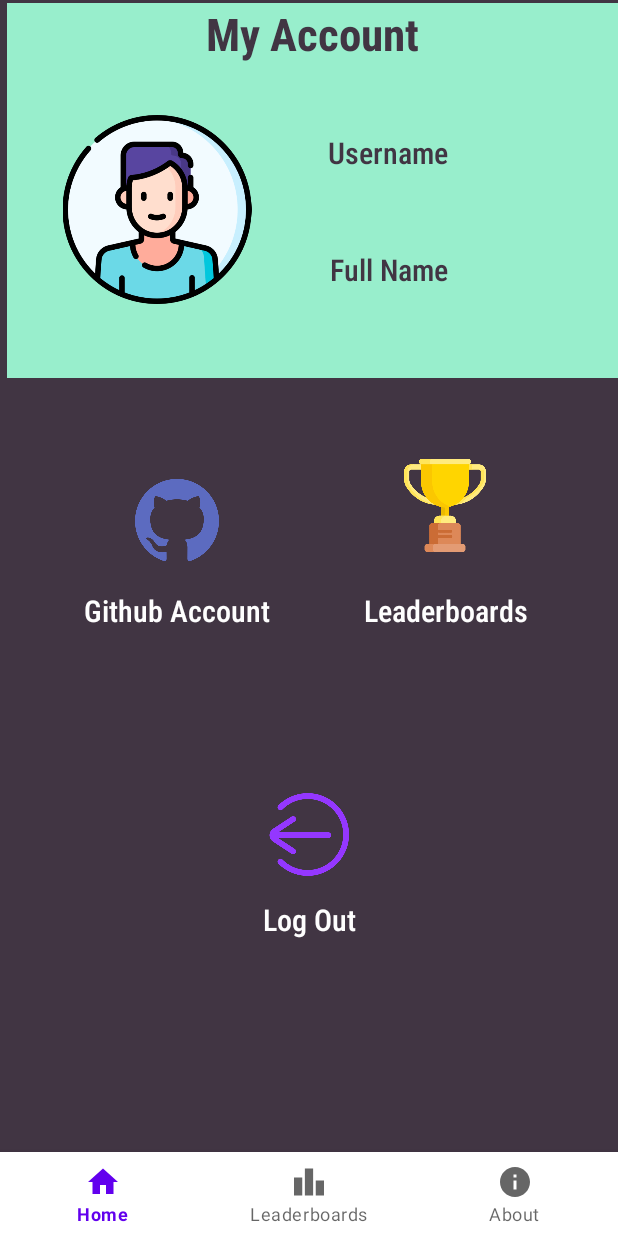
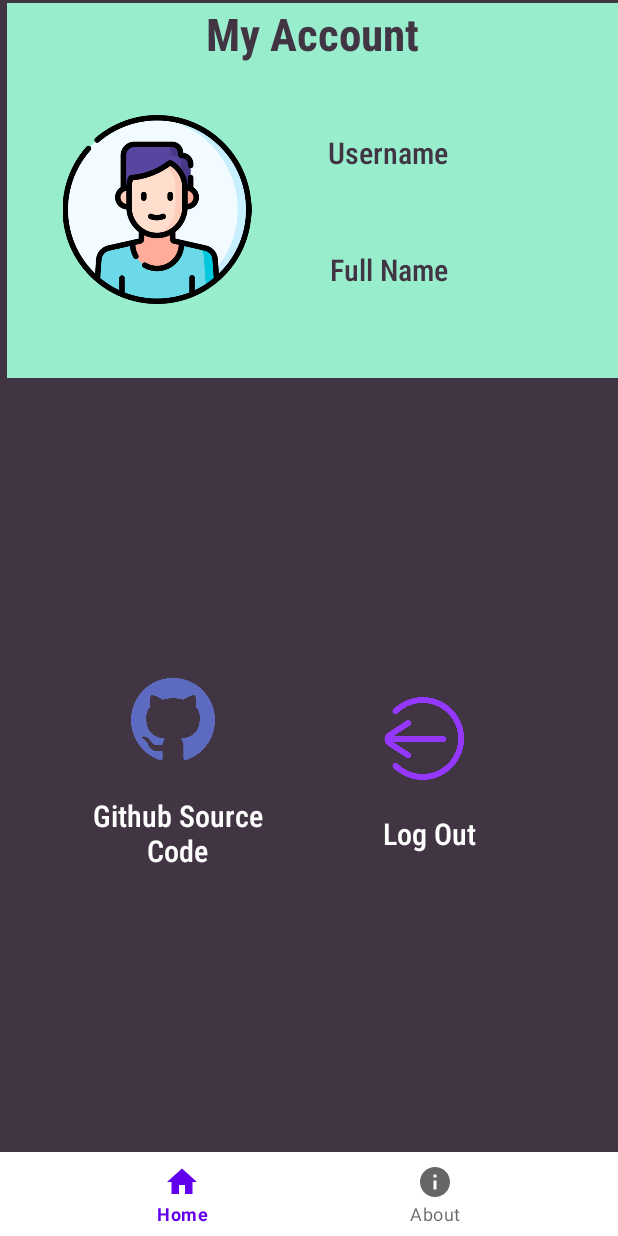
Before and after one commit to di0scuri/Quhizz, an Android app: the fragment AboutFragment placed in its activity, on a phone screen of 412 x 824 dp. Run offline under Robolectric (Android 15) with nearby library versions, the phone set to English and light mode, and no system bars; our stand-ins replace Firebase (no records; nobody signed in at launch, a user with empty details on screens opened directly), navigation-ui.

Commit message:
Final Changes

```diff
--- a/app/src/main/java/com/example/quhizz/AboutFragment.java
+++ b/app/src/main/java/com/example/quhizz/AboutFragment.java
@@ -1,64 +1,90 @@
 package com.example.quhizz;
 
+import android.content.Intent;
+import android.net.Uri;
 import android.os.Bundle;
+import android.view.LayoutInflater;
+import android.view.View;
+import android.view.ViewGroup;
+import android.widget.ImageView;
+import android.widget.TextView;
+import android.widget.Toast;
 
 import androidx.fragment.app.Fragment;
 
-import android.view.LayoutInflater;
-import android.view.View;
-import android.view.ViewGroup;
+import com.google.firebase.auth.FirebaseAuth;
+import com.google.firebase.auth.FirebaseUser;
+import com.google.firebase.database.DataSnapshot;
+import com.google.firebase.database.DatabaseError;
+import com.google.firebase.database.DatabaseReference;
+import com.google.firebase.database.FirebaseDatabase;
+import com.google.firebase.database.ValueEventListener;
 
-/**
- * A simple {@link Fragment} subclass.
- * Use the {@link AboutFragment#newInstance} factory method to
- * create an instance of this fragment.
- */
 public class AboutFragment extends Fragment {
 
-    // TODO: Rename parameter arguments, choose names that match
-    // the fragment initialization parameters, e.g. ARG_ITEM_NUMBER
-    private static final String ARG_PARAM1 = "param1";
-    private static final String ARG_PARAM2 = "param2";
-
-    // TODO: Rename and change types of parameters
-    private String mParam1;
-    private String mParam2;
+    private FirebaseAuth auth;
 
     public AboutFragment() {
-        // Required empty public constructor
-    }
-
-    /**
-     * Use this factory method to create a new instance of
-     * this fragment using the provided parameters.
-     *
-     * @param param1 Parameter 1.
-     * @param param2 Parameter 2.
-     * @return A new instance of fragment AboutFragment.
-     */
-    // TODO: Rename and change types and number of parameters
-    public static AboutFragment newInstance(String param1, String param2) {
-        AboutFragment fragment = new AboutFragment();
-        Bundle args = new Bundle();
-        args.putString(ARG_PARAM1, param1);
-        args.putString(ARG_PARAM2, param2);
-        fragment.setArguments(args);
-        return fragment;
     }
 
     @Override
-    public void onCreate(Bundle savedInstanceState) {
-        super.onCreate(savedInstanceState);
-        if (getArguments() != null) {
-            mParam1 = getArguments().getString(ARG_PARAM1);
-            mParam2 = getArguments().getString(ARG_PARAM2);
+    public View onCreateView(LayoutInflater inflater, ViewGroup container, Bundle savedInstanceState) {
+        auth = FirebaseAuth.getInstance();
+        FirebaseUser user = auth.getCurrentUser();
+
+        View view = inflater.inflate(R.layout.fragment_about, container, false);
+
+        ImageView imageView = view.findViewById(R.id.image_log);
+        ImageView repositoryButton = view.findViewById(R.id.source_code);
+
+        repositoryButton.setOnClickListener(new View.OnClickListener() {
+            @Override
+            public void onClick(View v) {
+                goToRepository();
+            }
+        });
+
+        if (user != null) {
+            String email = user.getEmail();
+            DatabaseReference databaseReference = FirebaseDatabase.getInstance().getReference("Users");
+
+            databaseReference.orderByChild("email").equalTo(email).addListenerForSingleValueEvent(new ValueEventListener() {
+                @Override
+                public void onDataChange(DataSnapshot dataSnapshot) {
+                    if (dataSnapshot.exists()) {
+                        for (DataSnapshot userSnapshot : dataSnapshot.getChildren()) {
+                            String fname = userSnapshot.child("firstName").getValue(String.class);
+                            String lname = userSnapshot.child("lastName").getValue(String.class);
+
+                            TextView usernameAbout = view.findViewById(R.id.usernameAbout);
+                            TextView nameAbout = view.findViewById(R.id.nameAbout);
+
+                            usernameAbout.setText(email);
+                            nameAbout.setText(fname + " " + lname);
+                        }
+                    }
+                }
+
+                @Override
+                public void onCancelled(DatabaseError databaseError) {
+                }
+            });
+        } else {
+            Intent intent = new Intent(getActivity(), Login.class);
+            startActivity(intent);
+            requireActivity().finish();
+        }
+        return view;
+    }
+
+    public void goToRepository() {
+        Uri webpage = Uri.parse("https://github.com/di0scuri/Quhizz.git");
+        Intent intent = new Intent(Intent.ACTION_VIEW, webpage);
+
+        if (intent.resolveActivity(requireActivity().getPackageManager()) != null) {
+            startActivity(intent);
+        } else {
+            Toast.makeText(requireContext(), "Cannot get you to the repository", Toast.LENGTH_SHORT).show();
         }
     }
-
-    @Override
-    public View onCreateView(LayoutInflater inflater, ViewGroup container,
-                             Bundle savedInstanceState) {
-        // Inflate the layout for this fragment
-        return inflater.inflate(R.layout.fragment_about, container, false);
-    }
 }
--- a/app/src/main/java/com/example/quhizz/HomeFragment.java
+++ b/app/src/main/java/com/example/quhizz/HomeFragment.java
@@ -6,6 +6,7 @@ import android.os.Bundle;
 import android.view.LayoutInflater;
 import android.view.View;
 import android.view.ViewGroup;
+import android.widget.Button;
 import android.widget.ImageView;
 
 import androidx.annotation.NonNull;
@@ -25,7 +26,7 @@ public class HomeFragment extends Fragment {
     public void onViewCreated(@NonNull View view, Bundle savedInstanceState) {
         super.onViewCreated(view, savedInstanceState);
 
-        ImageView myButton = view.findViewById(R.id.playButton);
+        Button myButton = view.findViewById(R.id.playButton);
 
         myButton.setOnClickListener(new View.OnClickListener() {
             @Override
--- a/app/src/main/java/com/example/quhizz/Leaderboard.java
+++ b/app/src/main/java/com/example/quhizz/Leaderboard.java
@@ -75,17 +75,13 @@ public class Leaderboard extends AppCompatActivity implements AdapterView.OnItem
             String email = currentUser.getEmail();
             DatabaseReference databaseReference = FirebaseDatabase.getInstance().getReference("Users");
 
-            // Step 1: Query the "Users" node to find the username
             databaseReference.orderByChild("email").equalTo(email).addListenerForSingleValueEvent(new ValueEventListener() {
                 @Override
                 public void onDataChange(DataSnapshot dataSnapshot) {
                     if (dataSnapshot.exists()) {
                         for (DataSnapshot userSnapshot : dataSnapshot.getChildren()) {
                             String username = userSnapshot.child("userName").getValue(String.class);
-                            // Now you have the username of the current user
                             Log.d("CurrentUser", "Username: " + username);
-
-                            // Step 2: Query the "Leaderboards" node to find the score
                             DatabaseReference leaderboardsReference = FirebaseDatabase.getInstance().getReference("Leaderboards/Math");
                             leaderboardsReference.child(username).addListenerForSingleValueEvent(new ValueEventListener() {
                                 @Override
--- a/app/src/main/res/layout/fragment_about.xml
+++ b/app/src/main/res/layout/fragment_about.xml
@@ -40,7 +40,7 @@
             android:layout_height="52dp"
             android:fontFamily="sans-serif-condensed-medium"
             android:gravity="center"
-            android:text="@string/github_account"
+            android:text="@string/github_source"
             android:textColor="#FEFEFE"
             android:textSize="20sp"
             app:layout_constraintBottom_toBottomOf="parent"
@@ -48,57 +48,33 @@
             app:layout_constraintHorizontal_bias="0.177"
             app:layout_constraintStart_toStartOf="parent"
             app:layout_constraintTop_toTopOf="parent"
-            app:layout_constraintVertical_bias="0.533" />
+            app:layout_constraintVertical_bias="0.739" />
 
         <ImageView
-            android:id="@+id/imageView4"
+            android:id="@+id/source_code"
             android:layout_width="56dp"
             android:layout_height="65dp"
+            android:onClick="goToRepository"
             android:src="@drawable/github_733553"
             app:layout_constraintBottom_toBottomOf="parent"
             app:layout_constraintEnd_toEndOf="parent"
-            app:layout_constraintHorizontal_bias="0.253"
+            app:layout_constraintHorizontal_bias="0.245"
             app:layout_constraintStart_toStartOf="parent"
             app:layout_constraintTop_toTopOf="@+id/textView3"
-            app:layout_constraintVertical_bias="0.445" />
+            app:layout_constraintVertical_bias="0.635" />
+
 
         <ImageView
-            android:id="@+id/imageView"
-            android:layout_width="64dp"
-            android:layout_height="62dp"
-            android:src="@drawable/trophy_2827957"
-            app:layout_constraintBottom_toBottomOf="parent"
-            app:layout_constraintEnd_toEndOf="parent"
-            app:layout_constraintHorizontal_bias="0.587"
-            app:layout_constraintStart_toEndOf="@+id/imageView4"
-            app:layout_constraintTop_toBottomOf="@+id/textView3"
-            app:layout_constraintVertical_bias="0.119" />
-
-        <TextView
-            android:id="@+id/textView"
-            android:layout_width="140dp"
-            android:layout_height="52dp"
-            android:fontFamily="sans-serif-condensed-medium"
-            android:gravity="center"
-            android:text="@string/leaderboards"
-            android:textColor="#FEFEFE"
-            android:textSize="20sp"
-            app:layout_constraintBottom_toBottomOf="parent"
-            app:layout_constraintEnd_toEndOf="parent"
-            app:layout_constraintHorizontal_bias="0.457"
-            app:layout_constraintStart_toEndOf="@+id/textView6"
-            app:layout_constraintTop_toTopOf="parent"
-            app:layout_constraintVertical_bias="0.533" />
-
-        <ImageView
-            android:id="@+id/imageView6"
+            android:id="@+id/image_log"
             android:layout_width="65dp"
             android:layout_height="63dp"
-            android:layout_marginBottom="180dp"
+            android:layout_marginBottom="244dp"
             android:src="@drawable/quit"
             app:layout_constraintBottom_toBottomOf="parent"
             app:layout_constraintEnd_toEndOf="parent"
-            app:layout_constraintStart_toStartOf="parent" />
+            app:layout_constraintHorizontal_bias="0.722"
+            app:layout_constraintStart_toStartOf="parent"
+            android:onClick="logOut"/>
 
         <TextView
             android:id="@+id/textView2"
@@ -111,10 +87,10 @@
             android:textSize="20sp"
             app:layout_constraintBottom_toBottomOf="parent"
             app:layout_constraintEnd_toEndOf="parent"
-            app:layout_constraintHorizontal_bias="0.501"
+            app:layout_constraintHorizontal_bias="0.793"
             app:layout_constraintStart_toStartOf="parent"
             app:layout_constraintTop_toTopOf="parent"
-            app:layout_constraintVertical_bias="0.82" />
+            app:layout_constraintVertical_bias="0.74" />
 
         <ImageView
             android:id="@+id/imageView7"
@@ -129,7 +105,7 @@
             app:layout_constraintVertical_bias="0.119" />
 
         <TextView
-            android:id="@+id/textView4"
+            android:id="@+id/usernameAbout"
             android:layout_width="140dp"
             android:layout_height="52dp"
             android:fontFamily="sans-serif-condensed-medium"
@@ -145,7 +121,7 @@
             app:layout_constraintVertical_bias="0.106" />
 
         <TextView
-            android:id="@+id/textView5"
+            android:id="@+id/nameAbout"
             android:layout_width="140dp"
             android:layout_height="52dp"
             android:fontFamily="sans-serif-condensed-medium"
--- a/app/src/main/res/layout/fragment_home.xml
+++ b/app/src/main/res/layout/fragment_home.xml
@@ -37,11 +37,12 @@
         app:layout_constraintVertical_bias="0.191" />
 
     <Button
-        android:id="@+id/button"
+        android:id="@+id/playButton"
         android:layout_width="164dp"
         android:layout_height="63dp"
         android:backgroundTint="#98EECC"
-        android:text="Button"
+        android:text="@string/play"
+        android:textColor="#413543"
         app:layout_constraintBottom_toBottomOf="parent"
         app:layout_constraintEnd_toEndOf="parent"
         app:layout_constraintHorizontal_bias="0.497"
--- a/app/src/main/res/menu/bottom_nav_menu.xml
+++ b/app/src/main/res/menu/bottom_nav_menu.xml
@@ -4,9 +4,6 @@
     <item android:title="Home"
         android:id="@+id/home"
         android:icon="@drawable/baseline_home_24"/>
-    <item android:title="Leaderboards"
-        android:id="@+id/leaderboards"
-        android:icon="@drawable/baseline_leaderboard_24"/>
     <item android:title="About"
         android:id="@+id/about_us"
         android:icon="@drawable/baseline_info_24"/>
--- a/app/src/main/res/values/strings.xml
+++ b/app/src/main/res/values/strings.xml
@@ -74,4 +74,7 @@
     <string name="user_name">Username</string>
     <string name="full_name">Full Name</string>
     <string name="ready_to_play">Ready to Play?</string>
+    <string name="play">Play</string>
+    <string name="github_source">Github Source Code</string>
+    <string name="MMDDYYYY">MM/DD/YYYY</string>
 </resources>
```
Also changed, not shown: app/src/main/java/com/example/quhizz/DatePickerFragment.java (+25 -20 lines), app/src/main/java/com/example/quhizz/MainActivity.java (+0 -9 lines), app/src/main/java/com/example/quhizz/Register.java (+4 -4 lines), app/src/main/res/layout/activity_login.xml (+2 -7 lines), app/src/main/res/layout/activity_register.xml (+12 -0 lines).
